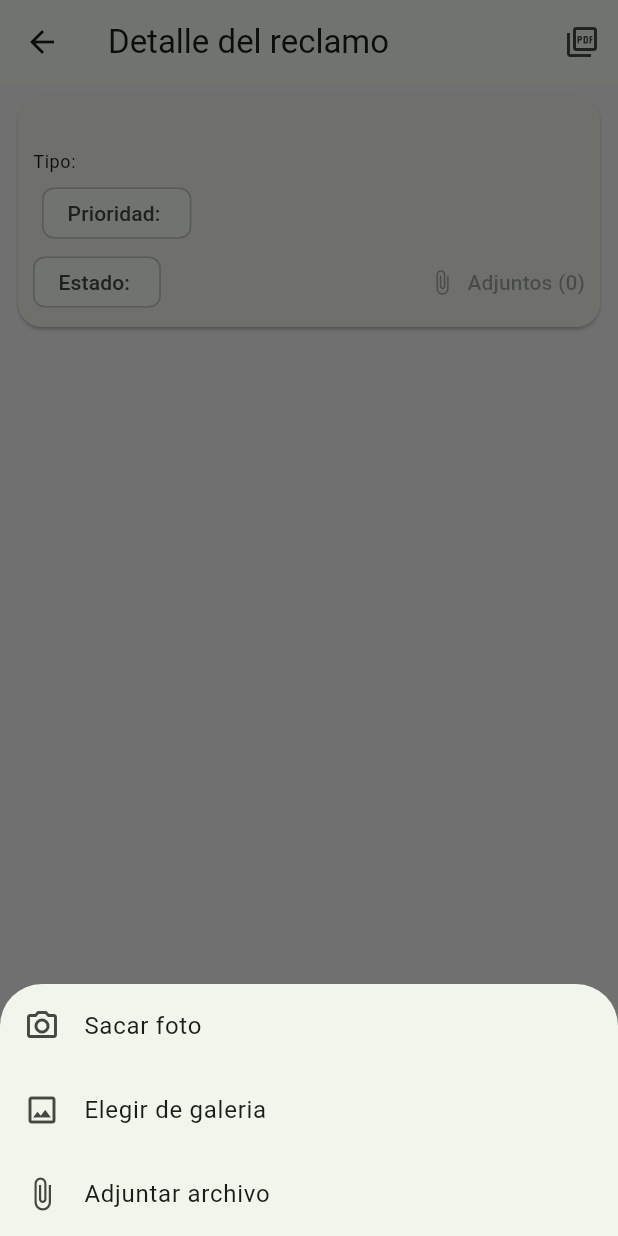
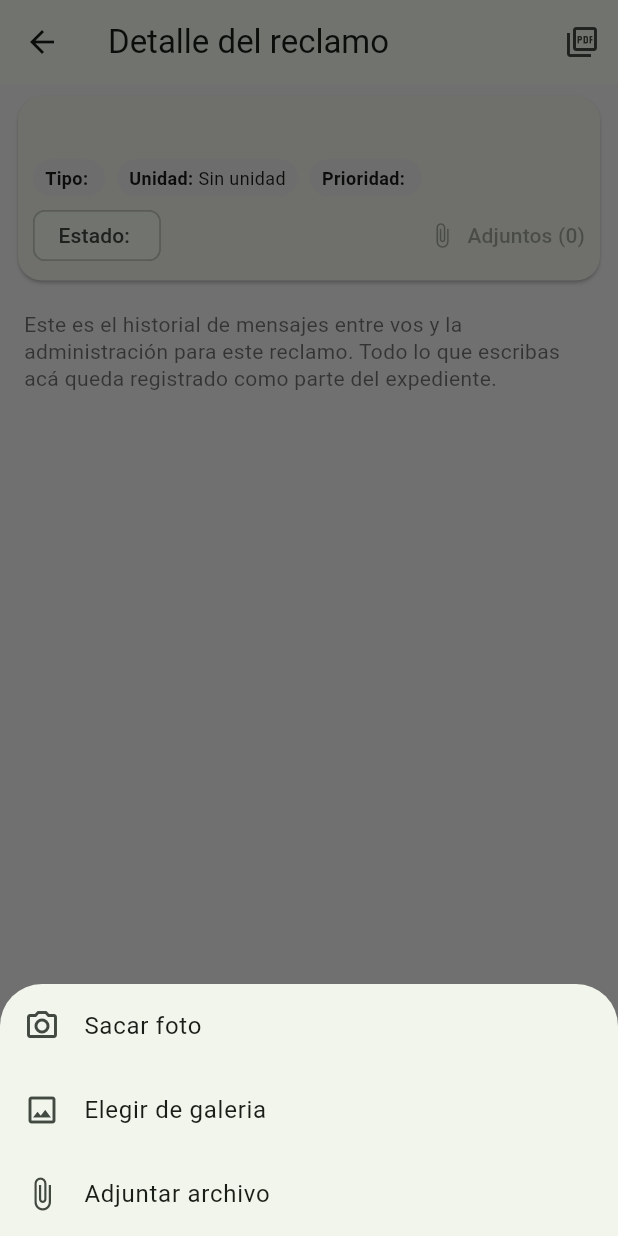
Before and after one commit to Ferchu-81/Consorcio_360, a Flutter app: the ReclamoDetailScreen screen opened directly with empty values, after a tap on the "attach file" icon, on a phone screen of 412 x 824 dp. Run offline on Flutter 3.47's test engine with Material 3 defaults, Android fonts, the phone set to English and light mode, and no system bars; our stand-ins replace file_picker, fl_chart, google_sign_in, image_picker, pdf, printing and 3 more; missing offline and left inert: syncfusion_flutter_pdfviewer; accounts and stored records are empty.

Commit message:
feat: ajuste UI detalle de reclamo y login

```diff
--- a/lib/features/reclamos/presentation/reclamo_detail_screen.dart
+++ b/lib/features/reclamos/presentation/reclamo_detail_screen.dart
@@ -12,6 +12,48 @@ import 'package:pdf/widgets.dart' as pw;
 import 'package:provider/provider.dart';
 import 'package:supabase_flutter/supabase_flutter.dart';
 import 'package:consorcio_360/shared/pdf/pdf_actions.dart';
+
+class _InfoChip extends StatelessWidget {
+  final String label;
+  final String value;
+
+  const _InfoChip({
+    required this.label,
+    required this.value,
+  });
+
+  @override
+  Widget build(BuildContext context) {
+    return Container(
+      padding: const EdgeInsets.symmetric(horizontal: 8, vertical: 4),
+      decoration: BoxDecoration(
+        borderRadius: BorderRadius.circular(16),
+        color: Colors.grey.shade200,
+      ),
+      child: Row(
+        mainAxisSize: MainAxisSize.min,
+        children: [
+          Text(
+            '$label: ',
+            style: const TextStyle(
+              fontSize: 12,
+              fontWeight: FontWeight.w600,
+            ),
+          ),
+          Flexible(
+            child: Text(
+              value,
+              style: const TextStyle(
+                fontSize: 12,
+              ),
+              overflow: TextOverflow.ellipsis,
+            ),
+          ),
+        ],
+      ),
+    );
+  }
+}
 
 class ReclamoDetailScreen extends StatefulWidget {
   final String reclamoId;
@@ -796,6 +838,7 @@ class _ReclamoDetailScreenState extends State<ReclamoDetailScreen> {
         ],
       ),
       body: Column(
+        crossAxisAlignment: CrossAxisAlignment.start,
         children: [
           Card(
             margin: const EdgeInsets.fromLTRB(12, 8, 12, 4),
@@ -815,24 +858,24 @@ class _ReclamoDetailScreenState extends State<ReclamoDetailScreen> {
                     maxLines: 2,
                     overflow: TextOverflow.ellipsis,
                   ),
-                  const SizedBox(height: 2),
-                  if (_reclamo!['tipo'] != null)
-                    Text(
-                      'Tipo: ${_reclamo!['tipo']}',
-                      style: theme.textTheme.bodySmall,
-                    ),
-                  const SizedBox(height: 6),
-                  Row(
+                  const SizedBox(height: 8),
+                  Wrap(
+                    spacing: 8,
+                    runSpacing: 4,
                     children: [
-                      if (unidadCodigo.isNotEmpty)
-                        Chip(
-                          label: Text('Unidad $unidadCodigo'),
-                          visualDensity: VisualDensity.compact,
-                        ),
-                      const SizedBox(width: 6),
-                      Chip(
-                        label: Text('Prioridad: $prioridadLabel'),
-                        visualDensity: VisualDensity.compact,
+                      _InfoChip(
+                        label: 'Tipo',
+                        value: (_reclamo!['tipo'] ?? '').toString(),
+                      ),
+                      _InfoChip(
+                        label: 'Unidad',
+                        value: unidadCodigo.isNotEmpty
+                            ? 'Unidad $unidadCodigo'
+                            : 'Sin unidad',
+                      ),
+                      _InfoChip(
+                        label: 'Prioridad',
+                        value: prioridadLabel,
                       ),
                     ],
                   ),
@@ -908,6 +951,22 @@ class _ReclamoDetailScreenState extends State<ReclamoDetailScreen> {
               ),
             ),
           ),
+          if (_mensajes.isEmpty) ...[
+            const SizedBox(height: 8),
+            const Padding(
+              padding: EdgeInsets.fromLTRB(16, 8, 16, 12),
+              child: Text(
+                'Este es el historial de mensajes entre vos y la administración '
+                'para este reclamo. Todo lo que escribas acá queda registrado '
+                'como parte del expediente.',
+                style: TextStyle(
+                  fontSize: 14,
+                  color: Colors.black54,
+                  height: 1.3,
+                ),
+              ),
+            ),
+          ],
           Expanded(
             child: ListView.builder(
               controller: _scrollController,
```
Also changed, not shown: lib/data/repositories/expensas_repository.dart (+31 -2 lines), lib/features/auth/presentation/login_screen.dart (+25 -16 lines), lib/features/auth/presentation/signup_screen.dart (+7 -7 lines), lib/features/context/presentation/context_selection_screen.dart (+21 -4 lines), lib/features/expensas/presentation/expensas_admin_tab.dart (+34 -7 lines), lib/features/home/presentation/dashboard_tab.dart (+56 -0 lines), lib/features/reclamos/presentation/new_reclamo_screen.dart (+10 -3 lines).
